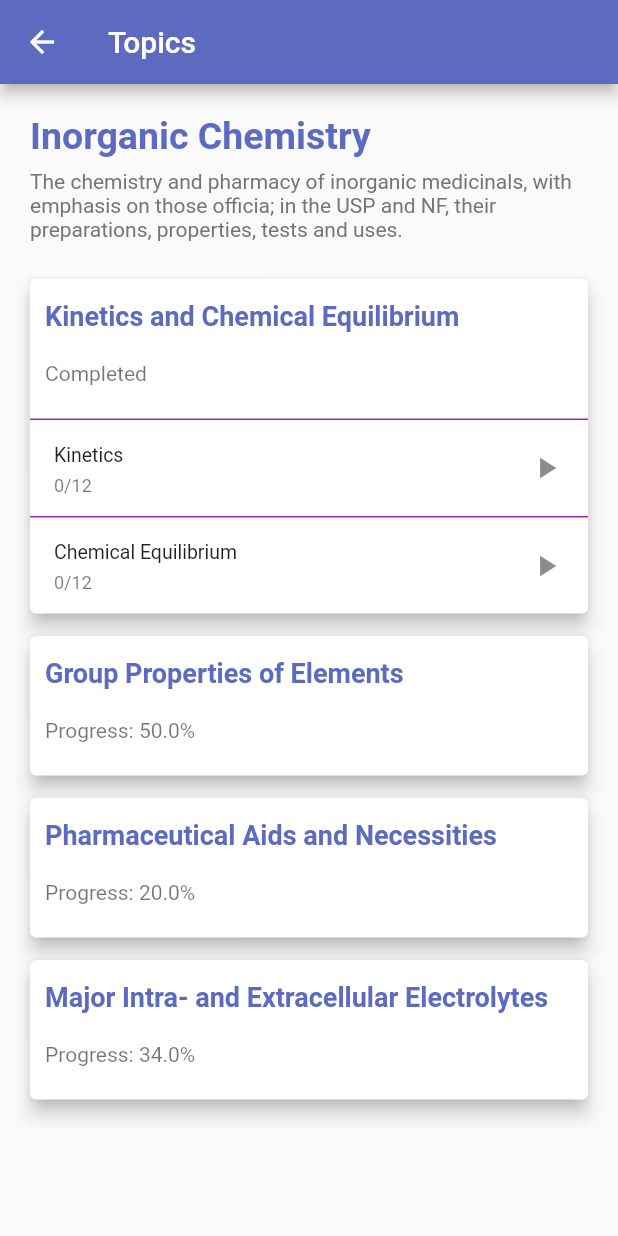
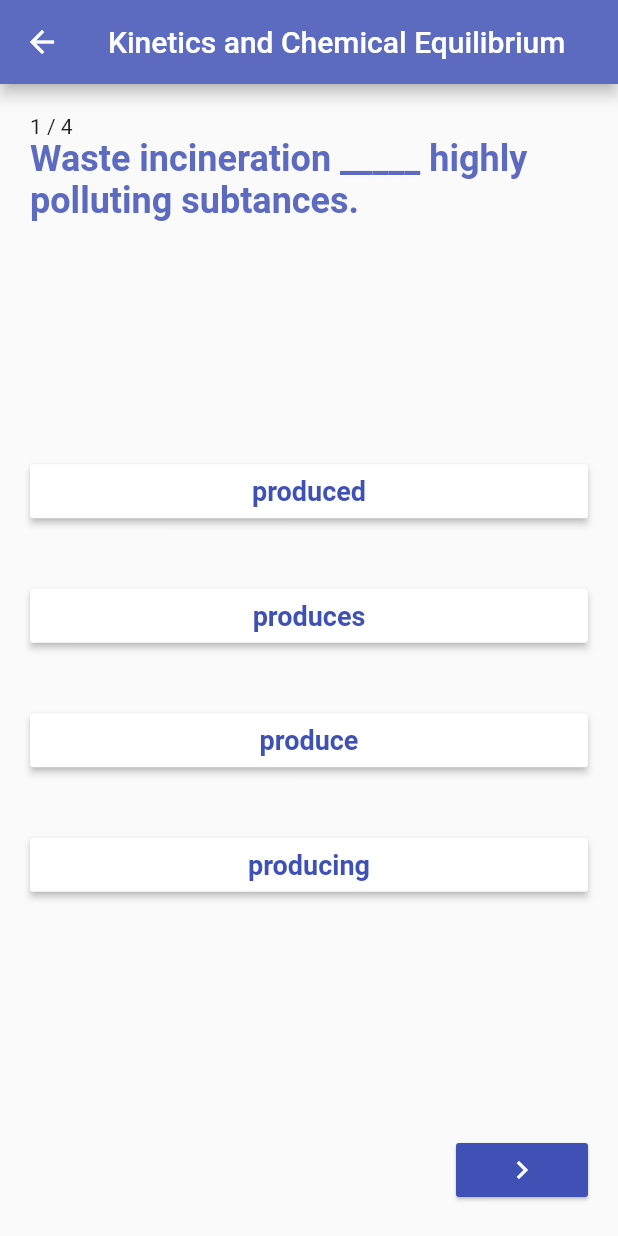
Before and after one commit to philipbalbas/review_app, a Flutter app: the TopicsListScreen screen opened by its route, after a tap on "Kinetics and Chemical Equilibrium", after a tap on "Kinetics", on a phone screen of 412 x 824 dp. Run offline on Flutter 3.47's test engine with Material 2 defaults, Android fonts, the phone set to English and light mode, and no system bars; drawn by our look-alikes of percent_indicator.

Commit message:
feat: quiz screen

```diff
--- a/lib/main.dart
+++ b/lib/main.dart
@@ -1,4 +1,5 @@
 import 'package:flutter/material.dart';
+import 'package:review_app/screens/quiz_screen.dart';
 
 import 'screens/modules_list_screen.dart';
 import 'screens/subjects_list_screen.dart';
@@ -19,6 +20,7 @@ class MyApp extends StatelessWidget {
       routes: {
         SubjectsListScreen.routeName: (ctx) => SubjectsListScreen(),
         TopicsListScreen.routeName: (ctx) => TopicsListScreen(),
+        QuizScreen.routeName: (ctx) => QuizScreen(),
       },
     );
   }
--- /dev/null
+++ b/lib/screens/quiz_screen.dart
@@ -0,0 +1,123 @@
+import 'package:flutter/material.dart';
+
+class QuizScreen extends StatefulWidget {
+  static String routeName = '/quiz';
+
+  @override
+  _QuizScreenState createState() => _QuizScreenState();
+}
+
+class _QuizScreenState extends State<QuizScreen> {
+  int _currentPage = 0;
+
+  final List<List<String>> _choices = [
+    ['produced', 'produces', 'produce', 'producing'],
+    ['red', 'green', 'blue', 'yellow'],
+    ['dog', 'cat', 'hedgehog', 'ferret'],
+    ['produced', 'produces', 'produce', 'producing'],
+  ];
+
+  List<String> _answers = ['produces', 'produces', 'produces', 'produces'];
+  List<String> _selectedChoice = ['', '', '', ''];
+
+  void _selectChoice(String choice) {
+    setState(() {
+      _selectedChoice[_currentPage] = choice;
+    });
+  }
+
+  void _decrementPage() {
+    setState(() {
+      _currentPage -= 1;
+    });
+  }
+
+  void _incrementPage() {
+    setState(() {
+      _currentPage += 1;
+    });
+  }
+
+  @override
+  Widget build(BuildContext context) {
+    return Scaffold(
+      appBar: AppBar(
+        title: Text('Kinetics and Chemical Equilibrium'),
+      ),
+      body: Padding(
+        padding: const EdgeInsets.all(20.0),
+        child: Column(
+          crossAxisAlignment: CrossAxisAlignment.start,
+          children: <Widget>[
+            Text('${_currentPage + 1} / ${_selectedChoice.length}'),
+            Text(
+              'Waste incineration _____ highly  polluting subtances.',
+              style: TextStyle(
+                color: Theme.of(context).primaryColor,
+                fontSize: 24,
+                fontWeight: FontWeight.bold,
+              ),
+            ),
+            Expanded(
+              child: Center(
+                child: ListView.separated(
+                  separatorBuilder: (BuildContext context, int index) {
+                    return SizedBox(
+                      height: 35,
+                    );
+                  },
+                  shrinkWrap: true,
+                  itemBuilder: (ctx, i) => RaisedButton(
+                    color: _selectedChoice[_currentPage] ==
+                            _choices[_currentPage][i]
+                        ? Colors.indigo
+                        : Colors.white,
+                    onPressed: () => _selectChoice(_choices[_currentPage][i]),
+                    child: Text(
+                      _choices[_currentPage][i],
+                      style: TextStyle(
+                        color: _selectedChoice[_currentPage] ==
+                                _choices[_currentPage][i]
+                            ? Colors.white
+                            : Colors.indigo,
+                        fontSize: 18,
+                        fontWeight: FontWeight.bold,
+                      ),
+                    ),
+                  ),
+                  itemCount: _choices.length,
+                ),
+              ),
+            ),
+            Row(
+              mainAxisAlignment: MainAxisAlignment.spaceBetween,
+              children: <Widget>[
+                _currentPage >= 1
+                    ? RaisedButton(
+                        elevation: 1,
+                        color: Colors.indigo,
+                        onPressed: _decrementPage,
+                        child: Icon(
+                          Icons.chevron_left,
+                          color: Colors.white,
+                        ),
+                      )
+                    : Container(),
+                if (_currentPage < _answers.length - 1)
+                  RaisedButton(
+                    elevation: 1,
+                    color: Colors.indigo,
+                    onPressed: _incrementPage,
+                    child: Icon(
+                      Icons.chevron_right,
+                      color: Colors.white,
+                    ),
+                  ),
+              ],
+            )
+          ],
+        ),
+      ),
+    );
+  }
+}
--- a/lib/widgets/topics_item.dart
+++ b/lib/widgets/topics_item.dart
@@ -1,5 +1,6 @@
 import 'package:flutter/material.dart';
 import 'package:percent_indicator/linear_percent_indicator.dart';
+import 'package:review_app/screens/quiz_screen.dart';
 
 class TopicsItem extends StatefulWidget {
   const TopicsItem({
@@ -93,7 +94,7 @@ class _TopicsItemState extends State<TopicsItem> {
                   child: ListTile(
                     dense: true,
                     onTap: () {
-                      print(_entries[i]);
+                      Navigator.of(context).pushNamed(QuizScreen.routeName);
                     },
                     title: Text(_entries[i]),
                     trailing: Icon(Icons.play_arrow),
```
